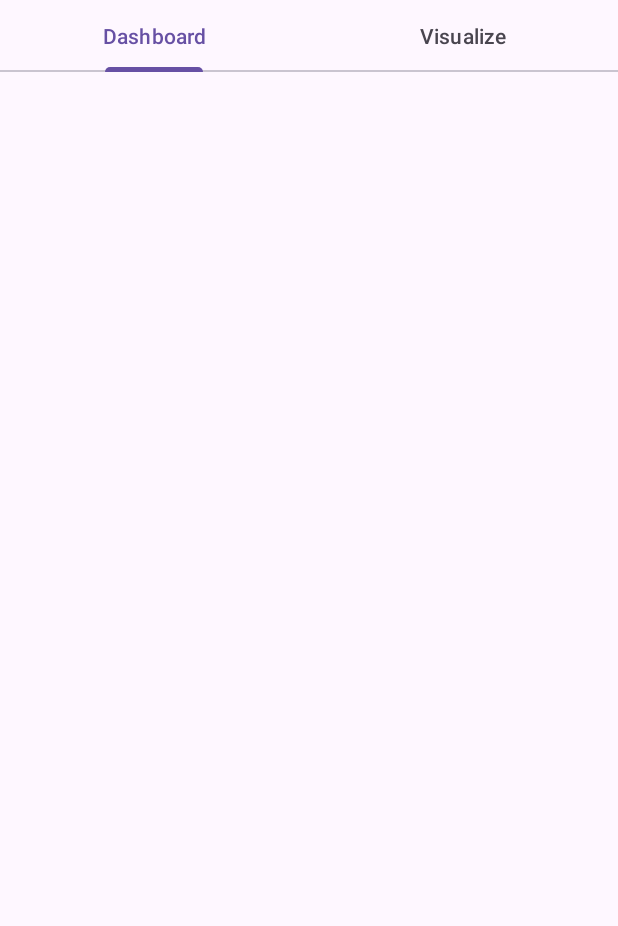
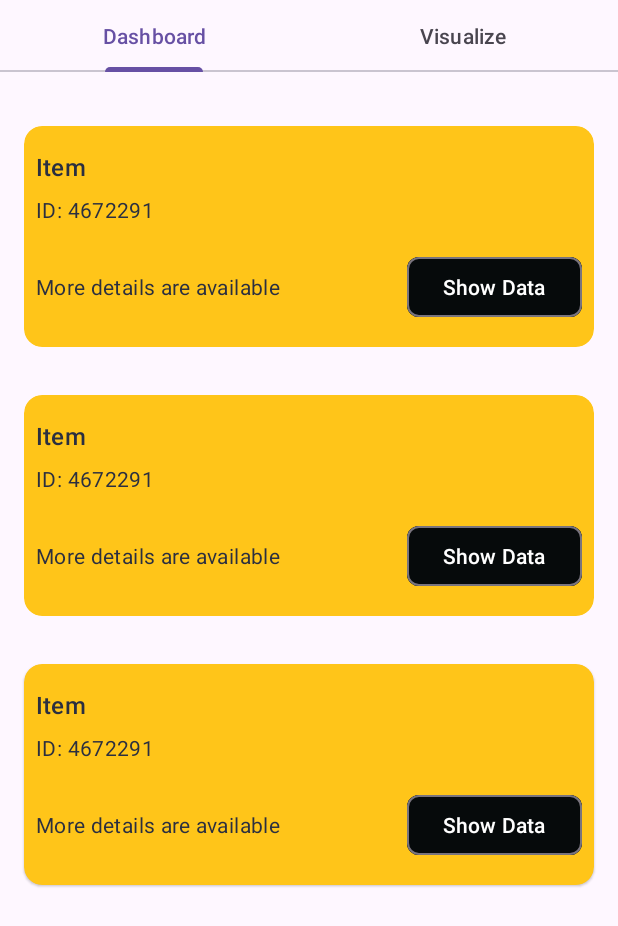
Before and after one commit to AurelioAlfons/Assignment2_Aurelio24672291, an Android app: the layout fragment_dashboard.xml on its own in the app's theme, with its tools: preview values and no code run, on a phone screen of 412 x 824 dp. Shown: the top 926 px of the screen. Run offline under Robolectric (Android 15) with nearby library versions, the phone set to English and light mode, and no system bars.

Commit message:
Added RecyclerView layout and in Dashboard

```diff
--- a/app/src/main/res/layout/fragment_dashboard.xml
+++ b/app/src/main/res/layout/fragment_dashboard.xml
@@ -9,6 +9,7 @@
 
     <!-- Tap Layout -->
     <com.google.android.material.tabs.TabLayout
+        android:id="@+id/Tab"
         android:layout_width="match_parent"
         android:layout_height="wrap_content"
         tools:ignore="MissingConstraints">
@@ -29,4 +30,15 @@
 
     </com.google.android.material.tabs.TabLayout>
 
+    <androidx.recyclerview.widget.RecyclerView
+        android:id="@+id/recyclerView"
+        android:layout_width="match_parent"
+        android:layout_height="wrap_content"
+        android:layout_marginTop="20dp"
+        android:orientation="vertical"
+        app:layoutManager="androidx.recyclerview.widget.LinearLayoutManager"
+        app:layout_constraintTop_toBottomOf="@+id/Tab"
+        tools:layout_editor_absoluteX="0dp"
+        tools:listitem="@layout/item_layout_restful_api_dev" />
+
 </androidx.constraintlayout.widget.ConstraintLayout>
--- a/app/src/main/res/layout/item_layout_restful_api_dev.xml
+++ b/app/src/main/res/layout/item_layout_restful_api_dev.xml
@@ -25,7 +25,7 @@
             android:textColor="#2B2F40"
             app:layout_constraintStart_toStartOf="parent"
             app:layout_constraintTop_toTopOf="parent"
-            tools:text="Aurelio Alfons" />
+            tools:text="Item" />
 
         <TextView
             android:id="@+id/itemIdText"
```
Also changed, not shown: app/src/main/java/com/example/assignment2_aurelio24672291/MainActivity.kt (+26 -0 lines).
